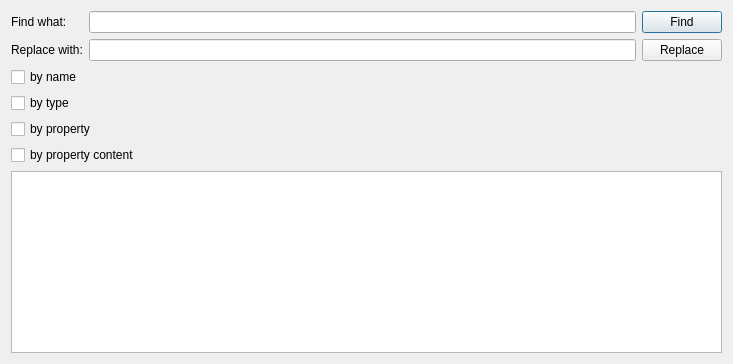
Qt form qrgui/dialogs/findReplaceDialog.ui (qreal/qreal) before a commit.
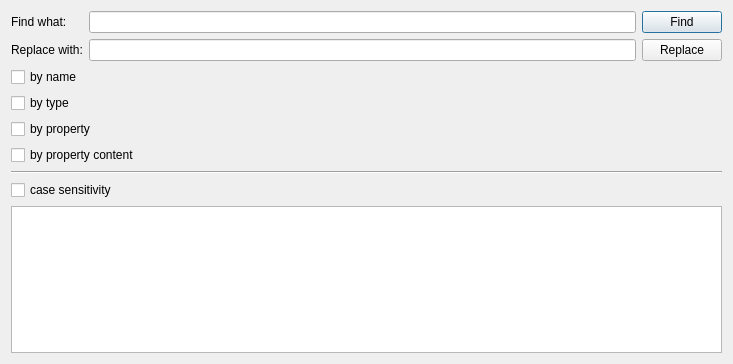
The same form after that commit.

Commit message: case sensitivity added, all of comments fixed

Patch:
```diff
--- a/qrgui/dialogs/findReplaceDialog.ui
+++ b/qrgui/dialogs/findReplaceDialog.ui
@@ -96,6 +96,20 @@
          </property>
         </widget>
        </item>
+       <item>
+        <widget class="Line" name="mLine">
+         <property name="orientation">
+          <enum>Qt::Horizontal</enum>
+         </property>
+        </widget>
+       </item>
+       <item>
+        <widget class="QCheckBox" name="mSensitivity">
+         <property name="text">
+          <string>case sensitivity</string>
+         </property>
+        </widget>
+       </item>
        <item>
         <widget class="QListWidget" name="mListWidget"/>
        </item>
```
The commit also changes 21 other files.
